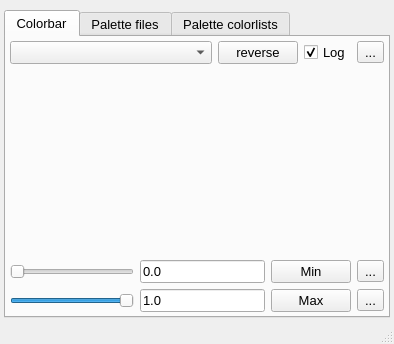
Old version of the form UIs/nColorBarWin.ui in the repository NeutrinoToolkit/Neutrino.
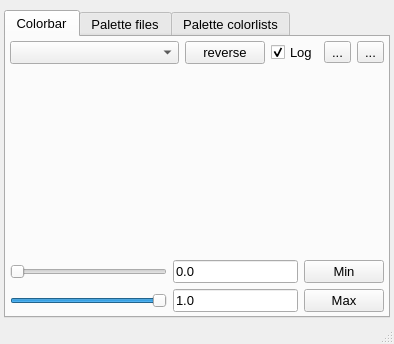
New version of the form. Icons and pictures are not drawn. Custom widgets are drawn as their Qt base class.

Patch:
```diff
--- a/UIs/nColorBarWin.ui
+++ b/UIs/nColorBarWin.ui
@@ -53,7 +53,7 @@
         </property>
         <item row="0" column="0">
          <widget class="QWidget" name="widget_3" native="true">
-          <layout class="QGridLayout" name="gridLayout_8" columnstretch="1,0,0,0">
+          <layout class="QGridLayout" name="gridLayout_8" columnstretch="1,0,0,0,0">
            <property name="margin">
             <number>0</number>
            </property>
@@ -110,6 +110,17 @@
              </property>
             </widget>
            </item>
+           <item row="0" column="4">
+            <widget class="QToolButton" name="cutoff">
+             <property name="text">
+              <string>...</string>
+             </property>
+             <property name="icon">
+              <iconset resource="../resources/neutrino.qrc">
+               <normaloff>:/icons/saveClipboard.png</normaloff>:/icons/saveClipboard.png</iconset>
+             </property>
+            </widget>
+           </item>
           </layout>
          </widget>
         </item>
@@ -139,10 +150,49 @@
         </item>
         <item row="2" column="0">
          <widget class="QWidget" name="widget" native="true">
-          <layout class="QGridLayout" name="gridLayout_4" columnstretch="2,0,0,0">
+          <layout class="QGridLayout" name="gridLayout_4" columnstretch="1,0,0">
            <property name="margin">
             <number>0</number>
            </property>
+           <item row="0" column="0">
+            <widget class="QSlider" name="sliderMin">
+             <property name="font">
+              <font>
+               <pointsize>10</pointsize>
+              </font>
+             </property>
+             <property name="maximum">
+              <number>10000</number>
+             </property>
+             <property name="orientation">
+              <enum>Qt::Horizontal</enum>
+             </property>
+            </widget>
+           </item>
+           <item row="0" column="1">
+            <widget class="QLineEdit" name="lineMin">
+             <property name="font">
+              <font>
+               <pointsize>10</pointsize>
+              </font>
+             </property>
+             <property name="text">
+              <string>0.0</string>
+             </property>
+            </widget>
+           </item>
+           <item row="0" column="2">
+            <widget class="QPushButton" name="setToMin">
+             <property name="font">
+              <font>
+               <pointsize>10</pointsize>
+              </font>
+             </property>
+             <property name="text">
+              <string>Min</string>
+             </property>
+            </widget>
+           </item>
            <item row="1" column="0">
             <widget class="QSlider" name="sliderMax">
              <property name="font">
@@ -164,62 +214,6 @@
              </property>
             </widget>
            </item>
-           <item row="0" column="2">
-            <widget class="QPushButton" name="setToMin">
-             <property name="font">
-              <font>
-               <pointsize>10</pointsize>
-              </font>
-             </property>
-             <property name="text">
-              <string>Min</string>
-             </property>
-            </widget>
-           </item>
-           <item row="0" column="1">
-            <widget class="QLineEdit" name="lineMin">
-             <property name="font">
-              <font>
-               <pointsize>10</pointsize>
-              </font>
-             </property>
-             <property name="text">
-              <string>0.0</string>
-             </property>
-            </widget>
-           </item>
-           <item row="0" column="0">
-            <widget class="QSlider" name="sliderMin">
-             <property name="font">
-              <font>
-               <pointsize>10</pointsize>
-              </font>
-             </property>
-             <property name="maximum">
-              <number>10000</number>
-             </property>
-             <property name="orientation">
-              <enum>Qt::Horizontal</enum>
-             </property>
-            </widget>
-           </item>
-           <item row="0" column="3">
-            <widget class="QToolButton" name="autoscale">
-             <property name="toolTip">
-              <string>Lock on values</string>
-             </property>
-             <property name="text">
-              <string>...</string>
-             </property>
-             <property name="icon">
-              <iconset>
-               <normaloff>:icons//lockClose.png</normaloff>:icons//lockClose.png</iconset>
-             </property>
-             <property name="checkable">
-              <bool>true</bool>
-             </property>
-            </widget>
-           </item>
            <item row="1" column="1">
             <widget class="QLineEdit" name="lineMax">
              <property name="font">
@@ -244,17 +238,6 @@
              </property>
             </widget>
            </item>
-           <item row="1" column="3">
-            <widget class="QToolButton" name="cutoff">
-             <property name="text">
-              <string>...</string>
-             </property>
-             <property name="icon">
-              <iconset>
-               <normaloff>:icons//plus.png</normaloff>:icons//plus.png</iconset>
-             </property>
-            </widget>
-           </item>
           </layout>
           <zorder>sliderMin</zorder>
           <zorder>sliderMax</zorder>
```
Left out of the diff: 4 changed lines with no effect on the pictures.
